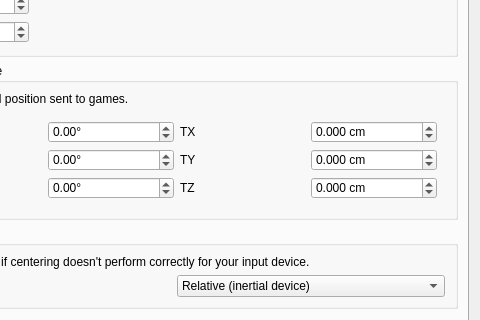
opentrack/opentrack, file gui/options-dialog.ui: the form before one commit; both pictures show x 127 to 607 and y 172 to 492 of the 607 by 590 pixel window.
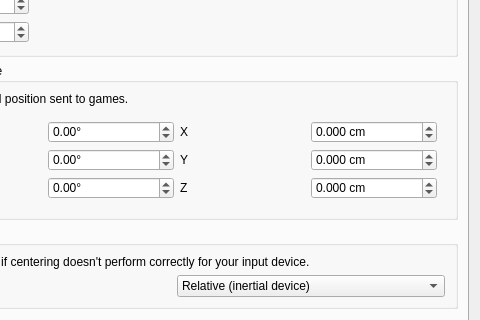
The form after the commit. The open tabs and pages were chosen to show the change. Icons and pictures are not drawn. Custom widgets are drawn as their Qt base class.

Commit message: gui/options-dialog: don't use "TX" et al in labels

```diff
--- a/gui/options-dialog.ui
+++ b/gui/options-dialog.ui
@@ -970,7 +970,7 @@
              <item row="0" column="2">
               <widget class="QLabel" name="label_4">
                <property name="text">
-                <string>TX</string>
+                <string>X</string>
                </property>
               </widget>
              </item>
@@ -1000,7 +1000,7 @@
              <item row="1" column="2">
               <widget class="QLabel" name="label_5">
                <property name="text">
-                <string>TY</string>
+                <string>Y</string>
                </property>
               </widget>
              </item>
@@ -1023,7 +1023,7 @@
              <item row="2" column="2">
               <widget class="QLabel" name="label_6">
                <property name="text">
-                <string>TZ</string>
+                <string>Z</string>
                </property>
               </widget>
              </item>
```
